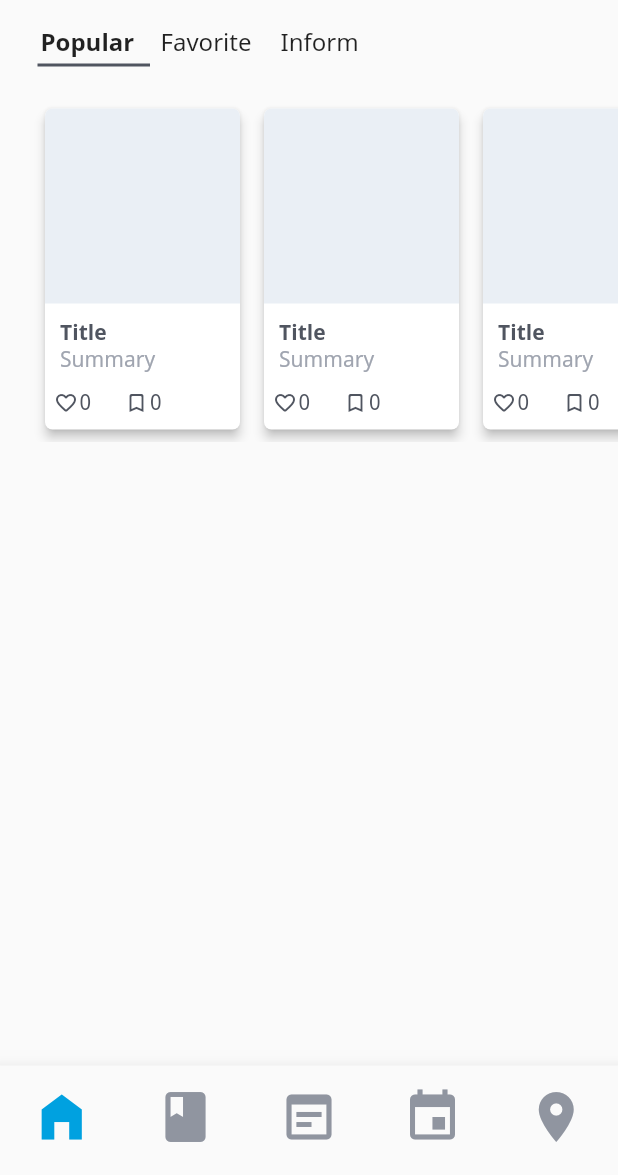
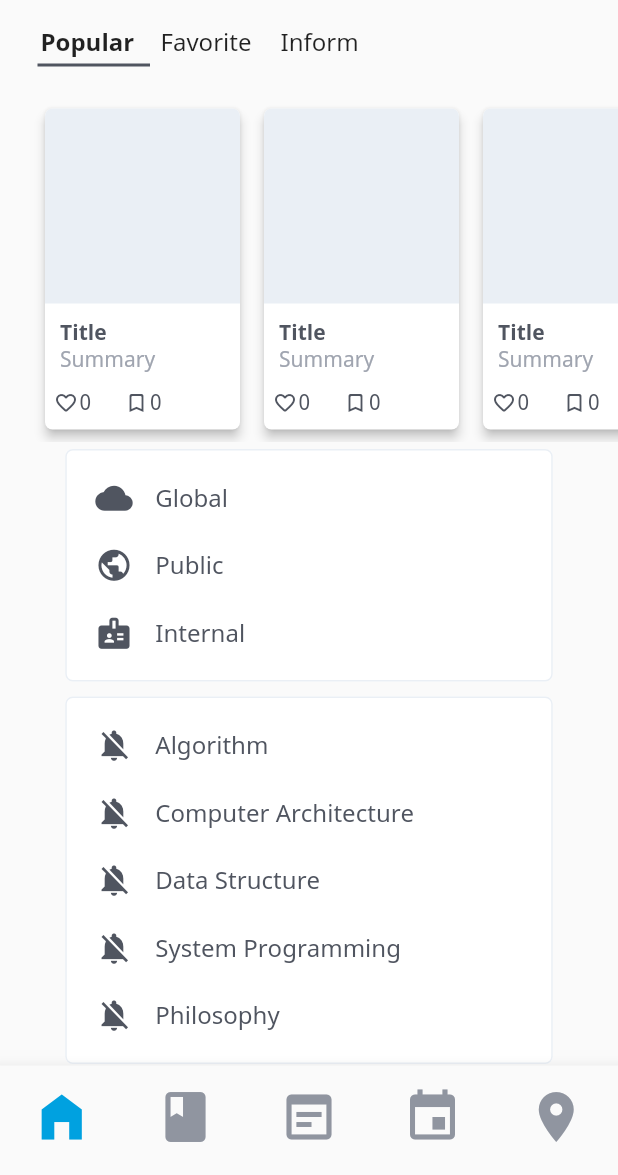
Before and after one commit to padong4284/padong-app, a Flutter app: the MainView screen opened by its route, on a phone screen of 412 x 824 dp, the part 61-1236 px from its top. Run offline on Flutter 3.47's test engine with Material 2 defaults, Android fonts, the phone set to English and light mode, and no system bars.

Commit message:
feat: Board List Tile (#68)
* feat: scrollabe safe padding template

* feat: base board list tile

* feat: notification board list tile

```diff
--- a/lib/ui/views/main/main_view.dart
+++ b/lib/ui/views/main/main_view.dart
@@ -9,6 +9,8 @@ import 'package:padong/ui/widgets/safe_padding_template.dart';
 import 'package:padong/ui/widgets/summary_card.dart';
 import 'package:padong/ui/widgets/swipe_deck.dart';
 import 'package:padong/ui/widgets/tab_container.dart';
+
+import 'package:padong/ui/widgets/board_list_tile.dart';
 
 class MainView extends StatefulWidget {
   final bool isPMain;
@@ -52,6 +54,9 @@ class _MainViewState extends State<MainView> {
                       .map((idx) => PostCard(idx.toString()))
                       .toList()),
             ]),
+            BoardListTile(boards: ['Global', 'Public', 'Internal'], icons: [Icons.cloud, Icons.public, Icons.badge]),
+            BoardListTile(boards: ['Algorithm', 'Computer Architecture', 'Data Structure', 'System Programming', 'Philosophy'], isAlertTile: true),
+            BoardListTile(boards: ['Replied', 'Liked', 'Saved'], icons: [Icons.mode_comment, Icons.favorite_rounded, Icons.bookmark_rounded]),
           ],
         )),
         bottomNavigationBar: PadongBottomNavigationBar());
--- /dev/null
+++ b/lib/ui/widgets/board_list_tile.dart
@@ -0,0 +1,90 @@
+import 'package:flutter/material.dart';
+import 'package:padong/ui/theme/app_theme.dart';
+
+class BoardListTile extends StatefulWidget {
+  final List<String> boards;
+  final List<IconData> icons;
+  final bool isAlertTile;
+
+  BoardListTile(
+      {@required List<String> boards,
+      List<IconData> icons,
+      isAlertTile = false})
+      : assert(isAlertTile || (boards.length == icons.length)),
+        this.boards = boards,
+        this.icons = icons,
+        this.isAlertTile = isAlertTile;
+
+  @override
+  _BoardListTileState createState() => _BoardListTileState();
+}
+
+class _BoardListTileState extends State<BoardListTile> {
+  List<bool> notifications;
+
+  @override
+  @override
+  void initState() {
+    super.initState();
+    this.notifications = Iterable<int>.generate(widget.boards.length).map((_) {
+      return false; // get notification or not from firebase
+    }).toList();
+  }
+
+  @override
+  Widget build(BuildContext context) {
+    return Card(
+        margin: const EdgeInsets.symmetric(vertical: 5),
+        shape: RoundedRectangleBorder(
+          side: BorderSide(color: AppTheme.colors.lightSupport),
+          borderRadius: BorderRadius.circular(5.0),
+        ),
+        elevation: 0,
+        child: Container(
+            width: 325,
+            padding: const EdgeInsets.symmetric(vertical: 10, horizontal: 20),
+            child: Column(
+                children: Iterable<int>.generate(widget.boards.length)
+                    .map(
+                      (idx) => InkWell(
+                          onTap: () {},
+                          child: Container(
+                              alignment: Alignment.centerLeft,
+                              padding: EdgeInsets.symmetric(vertical: 10),
+                              child: Row(children: [
+                                Padding(
+                                    padding: const EdgeInsets.only(right: 15.0),
+                                    child: InkWell(
+                                        onTap: () {
+                                          setState(() {
+                                            this.notifications[idx] =
+                                                widget.isAlertTile &&
+                                                    !this.notifications[idx];
+                                          });
+                                        },
+                                        child: Icon(
+                                            widget.isAlertTile
+                                                ? this.notifications[idx]
+                                                    ? Icons.notifications
+                                                    : Icons.notifications_off
+                                                : widget.icons[idx],
+                                            size: 25,
+                                            color: this.notifications[idx]
+                                                ? AppTheme.colors.pointYellow
+                                                : AppTheme.colors.support))),
+                                this.boardText(widget.boards[idx])
+                              ]))),
+                    )
+                    .toList())));
+  }
+
+  Text boardText(text) {
+    return Text(text,
+        textAlign: TextAlign.left,
+        style: TextStyle(
+            height: 1.25,
+            color: AppTheme.colors.support,
+            letterSpacing: 0.025,
+            fontSize: AppTheme.fontSizes.mlarge));
+  }
+}
--- a/lib/ui/widgets/safe_padding_template.dart
+++ b/lib/ui/widgets/safe_padding_template.dart
@@ -8,7 +8,7 @@ class SafePaddingTemplate extends StatelessWidget {
   @override
   Widget build(BuildContext context) {
     return SafeArea(
-        child: Container(
+        child: SingleChildScrollView(
       padding: EdgeInsets.symmetric(horizontal: 25.0),
       child: this.child,
     ));
```
